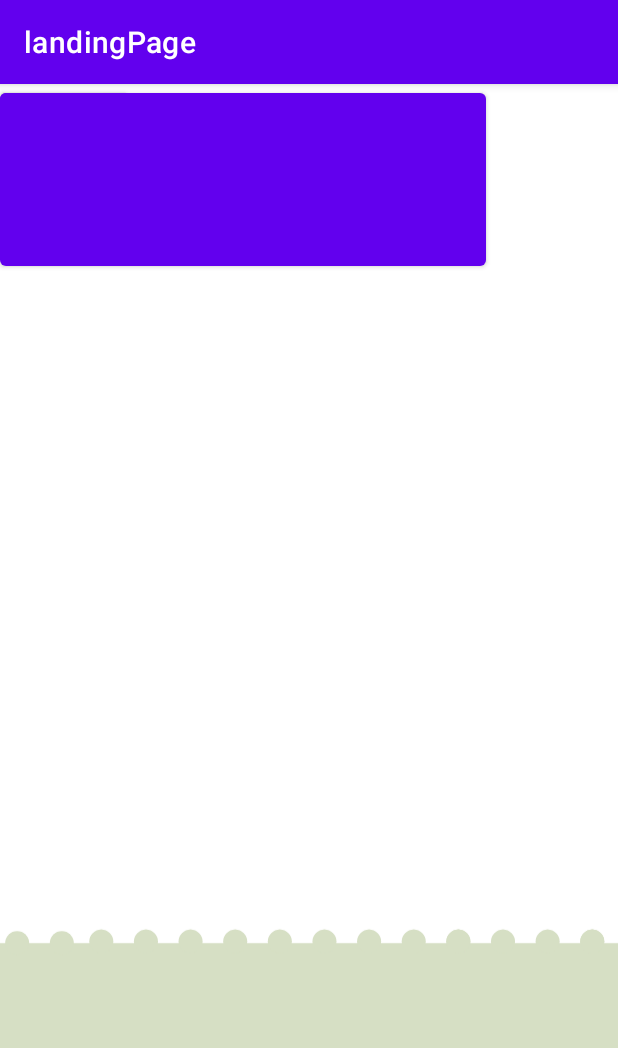
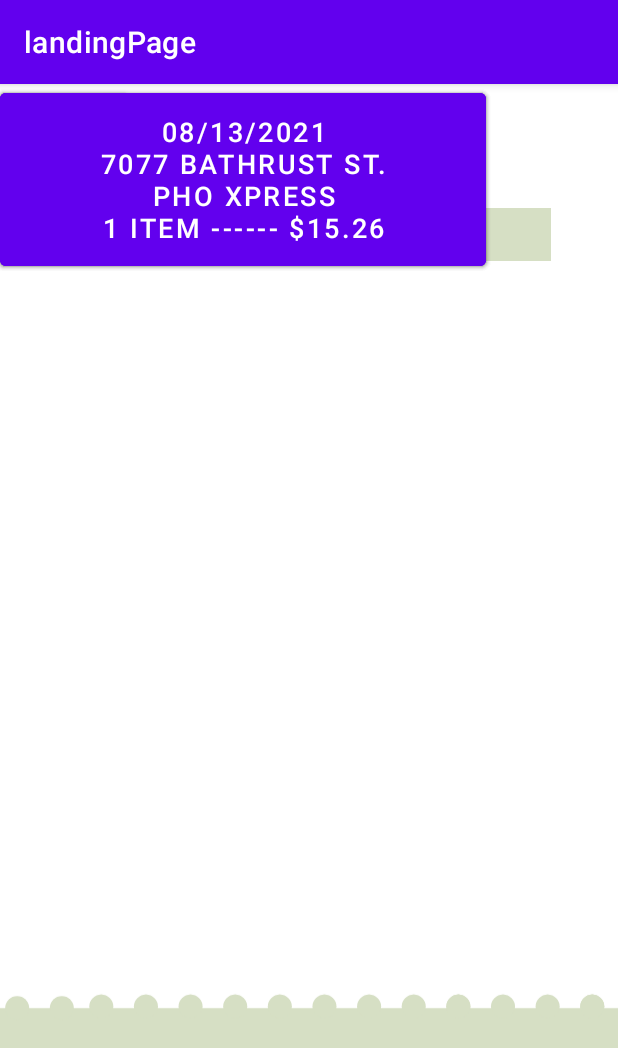
Before and after one commit to dynamicduho/keeper_app, an Android app: the CustomerArchive screen opened directly, with no data from a screen before it, on a phone screen of 412 x 824 dp. Shown: the top 1048 px of the screen. Run offline under Robolectric (Android 15) with nearby library versions, the phone set to English and light mode, and no system bars.

Commit message:
App Progress

```diff
--- a/app/src/main/res/layout/activity_customer_archive.xml
+++ b/app/src/main/res/layout/activity_customer_archive.xml
@@ -11,15 +11,14 @@
 
     <androidx.constraintlayout.widget.ConstraintLayout
         android:layout_width="match_parent"
-        android:layout_height="wrap_content"
+        android:layout_height="match_parent"
         android:background="#D6DFC4"
         tools:context=".CustomerArchive">
 
         <ImageView
             android:id="@+id/imageView"
             android:layout_width="match_parent"
-            android:layout_height="692dp"
-            android:layout_marginTop="-70dp"
+            android:layout_height="match_parent"
             android:rotation="180"
             android:scaleType="centerCrop"
             app:layout_constraintBottom_toBottomOf="parent"
@@ -34,6 +33,7 @@
             android:layout_height="wrap_content"
             android:text="Archived Receipts"
             android:textSize="18dp"
+            android:textColor="@color/black"
             app:layout_constraintBottom_toBottomOf="@+id/imageView"
             app:layout_constraintEnd_toEndOf="@+id/imageView"
             app:layout_constraintHorizontal_bias="0.498"
@@ -45,18 +45,12 @@
             android:id="@+id/dotted_AR"
             android:layout_width="250dp"
             android:layout_height="5dp"
-            android:layout_marginBottom="556dp"
+            android:layout_marginBottom="572dp"
             android:gravity="center_horizontal"
             android:layerType="software"
             android:src="@drawable/dotted"
             app:layout_constraintBottom_toBottomOf="parent"
             tools:layout_editor_absoluteX="80dp" />
-
-        <SearchView
-            android:layout_width="345dp"
-            android:layout_height="45dp"
-            tools:layout_editor_absoluteX="33dp"
-            tools:layout_editor_absoluteY="76dp" />
 
         <Button
             android:id="@+id/return_AR"
@@ -71,11 +65,42 @@
             android:id="@+id/receipt1"
             android:layout_width="324dp"
             android:layout_height="127dp"
-            android:text=""
+            android:text="@string/r1_preview"
+            android:textSize="18dp"
             tools:layout_editor_absoluteX="43dp"
-            tools:layout_editor_absoluteY="143dp" />
+            tools:layout_editor_absoluteY="136dp" />
 
+        <Button
+            android:id="@+id/receipt"
+            android:layout_width="324dp"
+            android:layout_height="127dp"
+            android:text="@string/r1_preview"
+            android:textSize="18dp"
+            tools:layout_editor_absoluteX="43dp"
+            tools:layout_editor_absoluteY="275dp" />
+
+        <Button
+            android:id="@+id/receipt2"
+            android:layout_width="324dp"
+            android:layout_height="127dp"
+            android:text="@string/r1_preview"
+            android:textSize="18dp"
+            tools:layout_editor_absoluteX="43dp"
+            tools:layout_editor_absoluteY="419dp" />
+
+        <SearchView
+            android:layout_width="325dp"
+            android:layout_height="35dp"
+            android:background="#D6DFC4"
+            app:layout_constraintBottom_toBottomOf="parent"
+            app:layout_constraintEnd_toEndOf="parent"
+            app:layout_constraintHorizontal_bias="0.488"
+            app:layout_constraintStart_toStartOf="parent"
+            app:layout_constraintTop_toTopOf="@+id/imageView"
+            app:layout_constraintVertical_bias="0.137" />
 
 
     </androidx.constraintlayout.widget.ConstraintLayout>
+
+
 </ScrollView>
--- a/app/src/main/res/values/receipt1preview.xml
+++ /dev/null
@@ -1,4 +0,0 @@
-<?xml version="1.0" encoding="utf-8"?>
-<resources>
-        <string name="r1_preview">08/13/2021\n7077 Bathrust St.\nPho Xpress\n1item ------ $1</string>
-</resources>
--- a/app/src/main/res/values/strings.xml
+++ b/app/src/main/res/values/strings.xml
@@ -1,3 +1,6 @@
 <resources>
     <string name="app_name">landingPage</string>
+    <string name="r1_preview">08/13/2021\n7077 Bathrust St.\nPho Xpress\n1 item ------ $15.26</string>
+    <string name="r2_preview">08/15/2021\n280 Spadina Ave.\nSugar Marmalade\n1 item ------ $6.49</string>
+    <string name="r3_preview">08/20/2021\n140 Movie Ave.\nCineplex\n2 items ------ $24.60</string>
 </resources>
```
Also changed, not shown: app/src/main/java/com/example/landingpage/MainActivity.kt (+8 -12 lines), app/src/main/res/drawable-v24/nfc_symbol.png (added).
